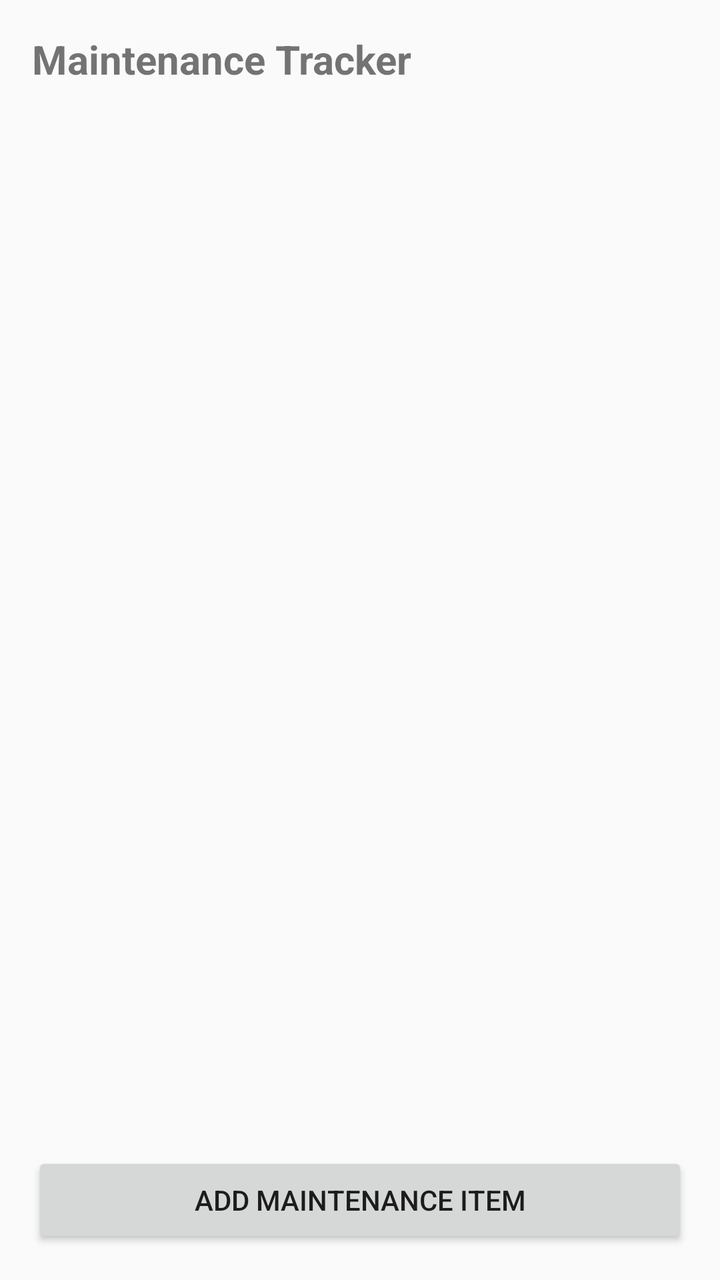
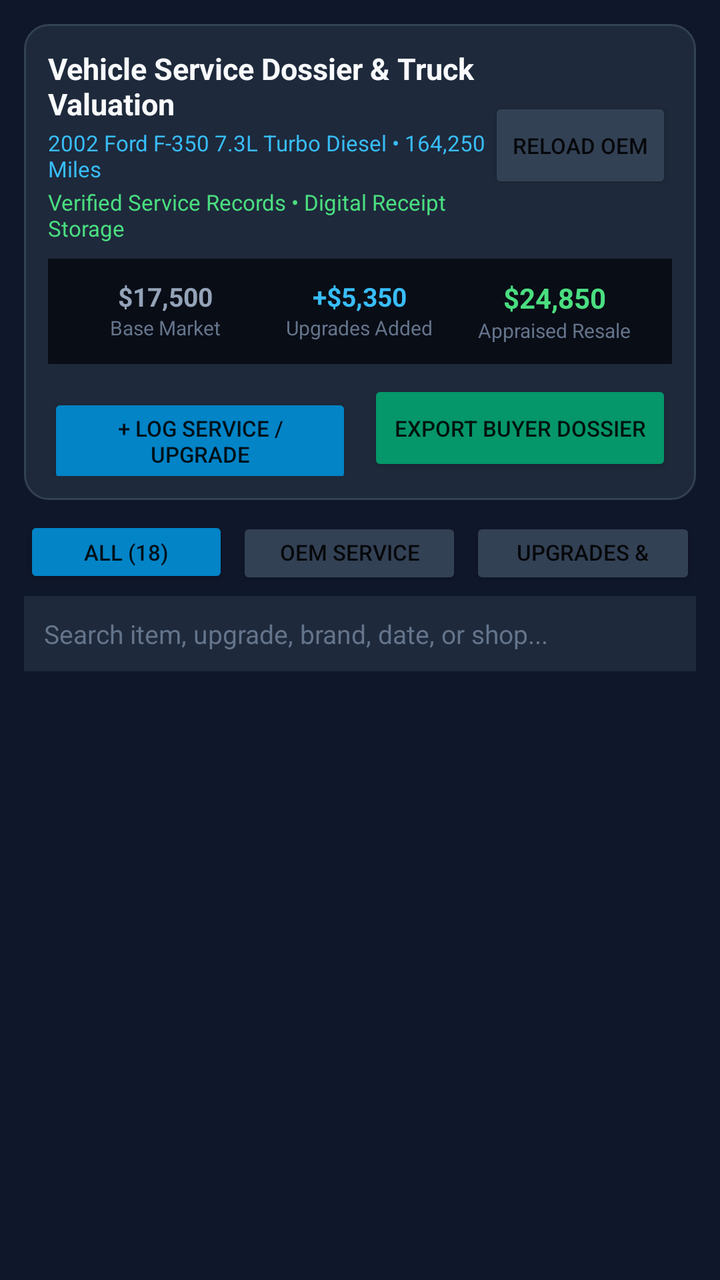

Compare the two renders of this Android layout. The source of the first and the diff that turns it into the second are given below.
<!-- AndroidManifest.xml: application theme Theme.AppCompat.DayNight.DarkActionBar -->
<!-- res/layout/activity_maintenance.xml -->
<?xml version="1.0" encoding="utf-8"?>
<LinearLayout xmlns:android="http://schemas.android.com/apk/res/android"
    android:layout_width="match_parent"
    android:layout_height="match_parent"
    android:orientation="vertical"
    android:padding="16dp">

    <TextView
        android:layout_width="match_parent"
        android:layout_height="wrap_content"
        android:text="Maintenance Tracker"
        android:textSize="20sp"
        android:textStyle="bold"
        android:layout_marginBottom="12dp" />

    <ListView
        android:id="@+id/maintenance_list_view"
        android:layout_width="match_parent"
        android:layout_height="0dp"
        android:layout_weight="1" />

    <Button
        android:id="@+id/btn_add_maintenance"
        android:layout_width="match_parent"
        android:layout_height="wrap_content"
        android:text="Add Maintenance Item"
        android:layout_marginTop="8dp" />

</LinearLayout>
<!-- resources referenced by this layout -->
<resources>

</resources>

<!-- the commit's change to res/layout/activity_maintenance.xml (unified diff, before → after) -->
@@ -1,29 +1,247 @@
 <?xml version="1.0" encoding="utf-8"?>
 <LinearLayout xmlns:android="http://schemas.android.com/apk/res/android"
+    xmlns:app="http://schemas.android.com/apk/res-auto"
     android:layout_width="match_parent"
     android:layout_height="match_parent"
     android:orientation="vertical"
-    android:padding="16dp">
-
-    <TextView
-        android:layout_width="match_parent"
-        android:layout_height="wrap_content"
-        android:text="Maintenance Tracker"
-        android:textSize="20sp"
-        android:textStyle="bold"
-        android:layout_marginBottom="12dp" />
-
+    android:background="#0F172A"
+    android:padding="12dp">
+
+    
+    <LinearLayout
+        android:layout_width="match_parent"
+        android:layout_height="wrap_content"
+        android:orientation="vertical"
+        android:background="@drawable/bg_truck_card"
+        android:padding="12dp">
+
+        <LinearLayout
+            android:layout_width="match_parent"
+            android:layout_height="wrap_content"
+            android:orientation="horizontal"
+            android:gravity="center_vertical">
+
+            <LinearLayout
+                android:layout_width="0dp"
+                android:layout_height="wrap_content"
+                android:layout_weight="1"
+                android:orientation="vertical">
+
+                <TextView
+                    android:layout_width="wrap_content"
+                    android:layout_height="wrap_content"
+                    android:text="Vehicle Service Dossier &amp; Truck Valuation"
+                    android:textSize="15sp"
+                    android:textStyle="bold"
+                    android:textColor="#F8FAFC" />
+
+                <TextView
+                    android:id="@+id/carfax_truck_info"
+                    android:layout_width="wrap_content"
+                    android:layout_height="wrap_content"
+                    android:text="2002 Ford F-350 7.3L Turbo Diesel • 164,250 Miles"
+                    android:textSize="11sp"
+                    android:textColor="#38BDF8"
+                    android:layout_marginTop="2dp" />
+
+                <TextView
+                    android:id="@+id/carfax_health_score"
+                    android:layout_width="wrap_content"
+                    android:layout_height="wrap_content"
+                    android:text="Verified Service Records • Digital Receipt Storage"
+                    android:textSize="11sp"
+                    android:textColor="#4ADE80"
+                    android:layout_marginTop="2dp" />
+            </LinearLayout>
+
+            <Button
+                android:id="@+id/btn_restore_oem_intervals"
+                android:layout_width="wrap_content"
+                android:layout_height="wrap_content"
+                android:text="Reload OEM"
+                android:textSize="11sp"
+                android:backgroundTint="#334155" />
+        </LinearLayout>
+
+        
+        <LinearLayout
+            android:layout_width="match_parent"
+            android:layout_height="wrap_content"
+            android:orientation="horizontal"
+            android:background="#090D16"
+            android:padding="10dp"
+            android:layout_marginTop="8dp"
+            android:weightSum="3">
+
+            <LinearLayout
+                android:layout_width="0dp"
+                android:layout_height="wrap_content"
+                android:layout_weight="1"
+                android:orientation="vertical"
+                android:gravity="center">
+
+                <TextView
+                    android:id="@+id/val_base_market"
+                    android:layout_width="wrap_content"
+                    android:layout_height="wrap_content"
+                    android:text="$17,500"
+                    android:textColor="#94A3B8"
+                    android:textSize="13sp"
+                    android:textStyle="bold" />
+
+                <TextView
+                    android:layout_width="wrap_content"
+                    android:layout_height="wrap_content"
+                    android:text="Base Market"
+                    android:textColor="#64748B"
+                    android:textSize="10sp" />
+            </LinearLayout>
+
+            <LinearLayout
+                android:layout_width="0dp"
+                android:layout_height="wrap_content"
+                android:layout_weight="1"
+                android:orientation="vertical"
+                android:gravity="center">
+
+                <TextView
+                    android:id="@+id/val_upgrades_added"
+                    android:layout_width="wrap_content"
+                    android:layout_height="wrap_content"
+                    android:text="+$5,350"
+                    android:textColor="#38BDF8"
+                    android:textSize="13sp"
+                    android:textStyle="bold" />
+
+                <TextView
+                    android:layout_width="wrap_content"
+                    android:layout_height="wrap_content"
+                    android:text="Upgrades Added"
+                    android:textColor="#64748B"
+                    android:textSize="10sp" />
+            </LinearLayout>
+
+            <LinearLayout
+                android:layout_width="0dp"
+                android:layout_height="wrap_content"
+                android:layout_weight="1"
+                android:orientation="vertical"
+                android:gravity="center">
+
+                <TextView
+                    android:id="@+id/val_resale_appraised"
+                    android:layout_width="wrap_content"
+                    android:layout_height="wrap_content"
+                    android:text="$24,850"
+                    android:textColor="#4ADE80"
+                    android:textSize="14sp"
+                    android:textStyle="bold" />
+
+                <TextView
+                    android:layout_width="wrap_content"
+                    android:layout_height="wrap_content"
+                    android:text="Appraised Resale"
+                    android:textColor="#64748B"
+                    android:textSize="10sp" />
+            </LinearLayout>
+        </LinearLayout>
+
+        
+        <LinearLayout
+            android:layout_width="match_parent"
+            android:layout_height="wrap_content"
+            android:orientation="horizontal"
+            android:layout_marginTop="8dp">
+
+            <Button
+                android:id="@+id/btn_add_custom_service"
+                android:layout_width="0dp"
+                android:layout_height="wrap_content"
+                android:layout_weight="1"
+                android:text="+ Log Service / Upgrade"
+                android:textSize="11sp"
+                android:backgroundTint="#0284C7"
+                android:layout_marginEnd="4dp" />
+
+            <Button
+                android:id="@+id/btn_export_history"
+                android:layout_width="0dp"
+                android:layout_height="wrap_content"
+                android:layout_weight="1"
+                android:text="Export Buyer Dossier"
+                android:textSize="11sp"
+                android:backgroundTint="#059669"
+                android:layout_marginStart="4dp" />
+        </LinearLayout>
+    </LinearLayout>
+
+    
+    <LinearLayout
+        android:layout_width="match_parent"
+        android:layout_height="wrap_content"
+        android:orientation="horizontal"
+        android:layout_marginTop="8dp"
+        android:layout_marginBottom="4dp">
+
+        <Button
+            android:id="@+id/tab_filter_all"
+            android:layout_width="0dp"
+            android:layout_height="36dp"
+            android:layout_weight="1"
+            android:text="All (18)"
+            android:textSize="11sp"
+            android:backgroundTint="#0284C7"
+            android:layout_marginEnd="2dp" />
+
+        <Button
+            android:id="@+id/tab_filter_oem"
+            android:layout_width="0dp"
+            android:layout_height="36dp"
+            android:layout_weight="1.1"
+            android:text="OEM Service (12)"
+            android:textSize="11sp"
+            android:backgroundTint="#334155"
+            android:layout_marginStart="2dp"
+            android:layout_marginEnd="2dp" />
+
+        <Button
+            android:id="@+id/tab_filter_upgrades"
+            android:layout_width="0dp"
+            android:layout_height="36dp"
+            android:layout_weight="1.1"
+            android:text="Upgrades &amp; Mods (6)"
+            android:textSize="11sp"
+            android:backgroundTint="#334155"
+            android:layout_marginStart="2dp" />
+    </LinearLayout>
+
+    
+    <EditText
+        android:id="@+id/edit_search_maint"
+        android:layout_width="match_parent"
+        android:layout_height="wrap_content"
+        android:hint="Search item, upgrade, brand, date, or shop..."
+        android:textColor="#F8FAFC"
+        android:textColorHint="#64748B"
+        android:background="#1E293B"
+        android:padding="10dp"
+        android:textSize="13sp"
+        android:layout_marginBottom="6dp" />
+
+    
     <ListView
         android:id="@+id/maintenance_list_view"
         android:layout_width="match_parent"
         android:layout_height="0dp"
-        android:layout_weight="1" />
-
+        android:layout_weight="1"
+        android:divider="#334155"
+        android:dividerHeight="6dp" />
+
+    
     <Button
         android:id="@+id/btn_add_maintenance"
         android:layout_width="match_parent"
         android:layout_height="wrap_content"
-        android:text="Add Maintenance Item"
-        android:layout_marginTop="8dp" />
+        android:visibility="gone" />
 
 </LinearLayout>
<!-- resource entries referenced after the edit -->
@@ -1,5 +1,12 @@
 <!-- resources referenced by this layout -->
 <resources>
-
+  <!-- drawable bg_truck_card (drawable) -->
+  <?xml version="1.0" encoding="utf-8"?>
+  <shape xmlns:android="http://schemas.android.com/apk/res/android"
+      android:shape="rectangle">
+      <solid android:color="#1E293B" />
+      <corners android:radius="12dp" />
+      <stroke android:width="1dp" android:color="#334155" />
+  </shape>
 </resources>
 
